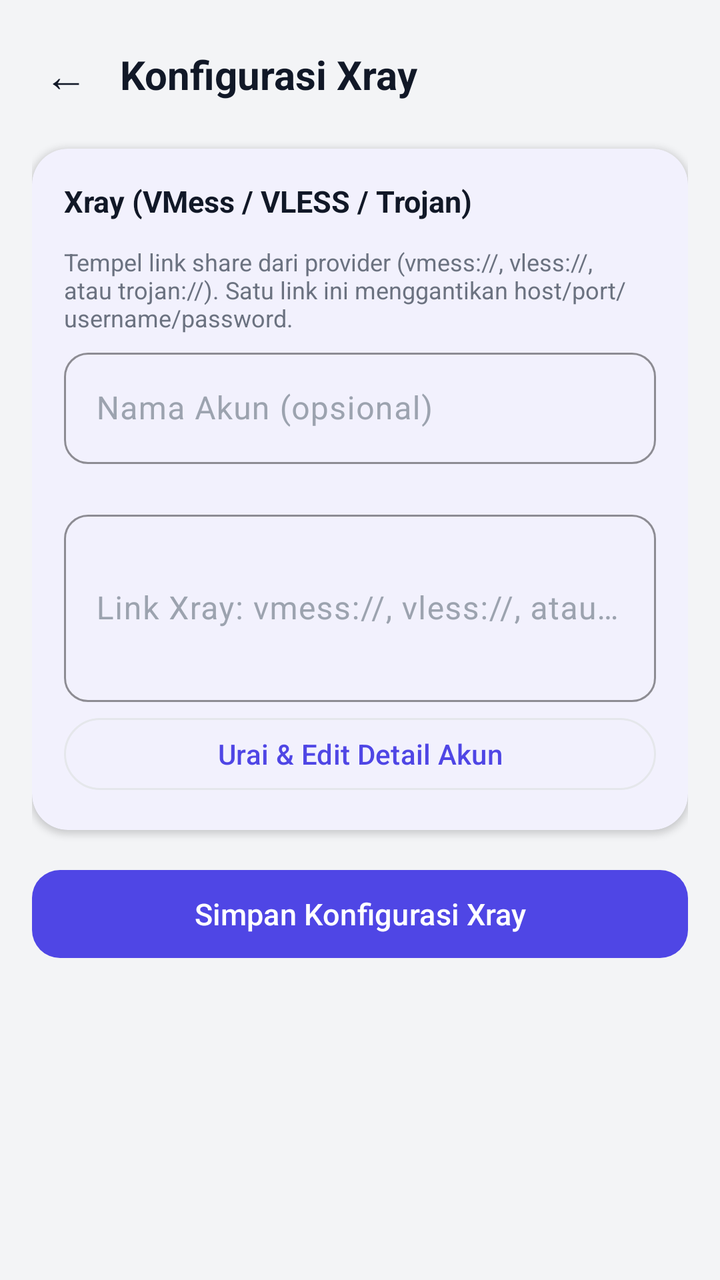
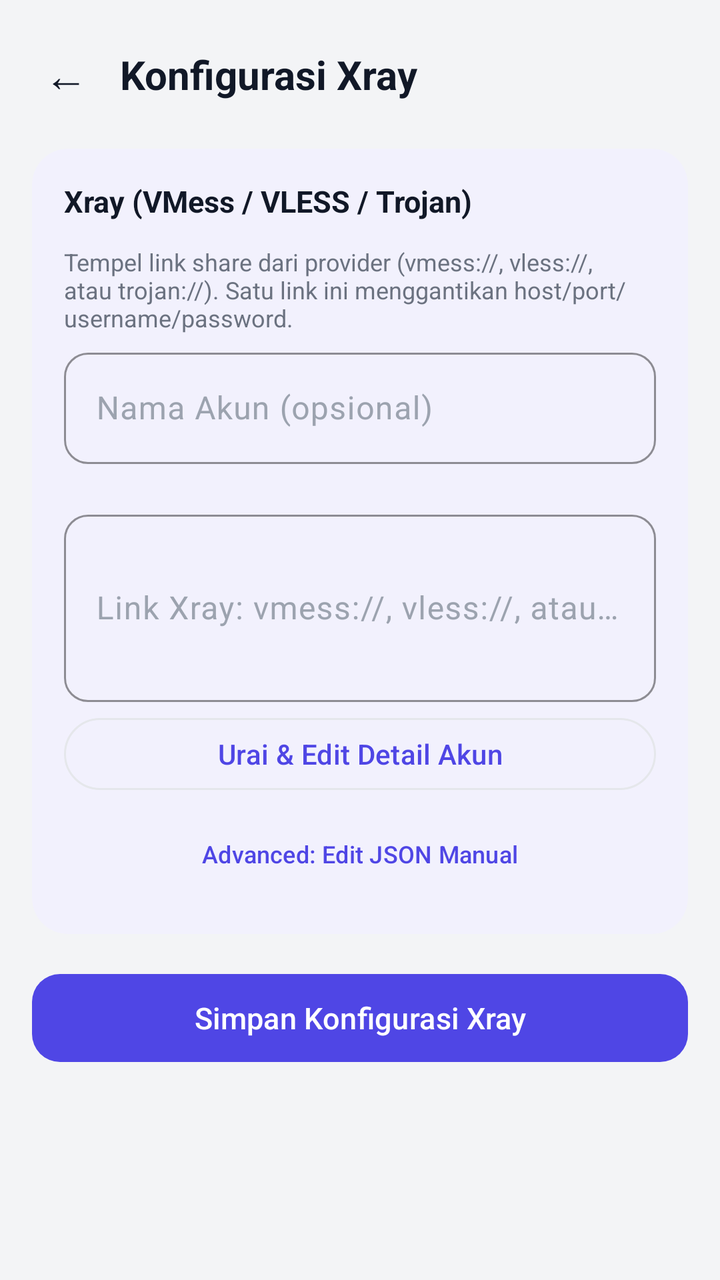

Screens rendered from an Android XML layout before and after an edit, with the pre-edit source and the edit as a unified diff.
<!-- AndroidManifest.xml: application theme Theme.TunnelApp -->
<!-- res/layout/activity_xray_config.xml -->
<?xml version="1.0" encoding="utf-8"?>
<ScrollView xmlns:android="http://schemas.android.com/apk/res/android"
    xmlns:app="http://schemas.android.com/apk/res-auto"
    android:layout_width="match_parent"
    android:layout_height="match_parent"
    android:background="@color/app_background"
    android:fillViewport="true">

    <LinearLayout
        android:layout_width="match_parent"
        android:layout_height="wrap_content"
        android:orientation="vertical"
        android:padding="16dp"
        android:animateLayoutChanges="true">

        
        <LinearLayout
            android:layout_width="match_parent"
            android:layout_height="wrap_content"
            android:orientation="horizontal"
            android:gravity="center_vertical"
            android:layout_marginBottom="16dp">

            <TextView
                android:id="@+id/btnBack"
                android:layout_width="wrap_content"
                android:layout_height="wrap_content"
                android:text="←"
                android:textColor="@color/text_primary"
                android:textSize="22sp"
                android:padding="6dp"
                android:clickable="true"
                android:focusable="true"
                android:background="?attr/selectableItemBackgroundBorderless"
                android:layout_marginEnd="10dp" />

            <TextView
                android:layout_width="wrap_content"
                android:layout_height="wrap_content"
                android:text="Konfigurasi Xray"
                android:textColor="@color/text_primary"
                android:textSize="20sp"
                android:textStyle="bold" />
        </LinearLayout>

        
        <com.google.android.material.card.MaterialCardView
            style="@style/Card.Section"
            android:layout_width="match_parent"
            android:layout_height="wrap_content"
            android:layout_marginBottom="16dp">

            <LinearLayout
                android:layout_width="match_parent"
                android:layout_height="wrap_content"
                android:orientation="vertical">

                <TextView
                    style="@style/SectionTitleText"
                    android:layout_width="wrap_content"
                    android:layout_height="wrap_content"
                    android:text="Xray (VMess / VLESS / Trojan)" />

                <TextView
                    android:layout_width="match_parent"
                    android:layout_height="wrap_content"
                    android:layout_marginBottom="4dp"
                    android:text="Tempel link share dari provider (vmess://, vless://, atau trojan://). Satu link ini menggantikan host/port/username/password."
                    android:textColor="@color/text_secondary"
                    android:textSize="12sp" />

                
                <com.google.android.material.textfield.TextInputLayout
                    android:id="@+id/tilAccountName"
                    style="@style/Field.Outlined"
                    android:layout_width="match_parent"
                    android:layout_height="wrap_content"
                    android:layout_marginTop="0dp"
                    android:layout_marginBottom="10dp"
                    android:hint="Nama Akun (opsional)">

                    <com.google.android.material.textfield.TextInputEditText
                        android:id="@+id/etAccountName"
                        android:layout_width="match_parent"
                        android:layout_height="wrap_content"
                        android:inputType="textCapWords"
                        android:maxLines="1"
                        android:textColor="@color/text_primary"
                        android:textColorHint="@color/text_hint"
                        android:autofillHints="" />
                </com.google.android.material.textfield.TextInputLayout>

                <com.google.android.material.textfield.TextInputLayout
                    android:id="@+id/tilXrayLink"
                    style="@style/Field.Outlined"
                    android:layout_width="match_parent"
                    android:layout_height="wrap_content"
                    android:hint="Link Xray: vmess://, vless://, atau trojan://">

                    <com.google.android.material.textfield.TextInputEditText
                        android:id="@+id/etXrayLink"
                        android:layout_width="match_parent"
                        android:layout_height="wrap_content"
                        android:inputType="textMultiLine|textUri"
                        android:minLines="3"
                        android:textColor="@color/text_primary"
                        android:textColorHint="@color/text_hint"
                        android:autofillHints="" />
                </com.google.android.material.textfield.TextInputLayout>

                <com.google.android.material.button.MaterialButton
                    android:id="@+id/btnParseXray"
                    style="@style/Widget.Material3.Button.OutlinedButton"
                    android:layout_width="match_parent"
                    android:layout_height="44dp"
                    android:layout_marginTop="4dp"
                    android:text="Urai &amp; Edit Detail Akun"
                    android:textAllCaps="false" />

                <TextView
                    android:id="@+id/tvXrayParseError"
                    android:layout_width="match_parent"
                    android:layout_height="wrap_content"
                    android:layout_marginTop="6dp"
                    android:textColor="@color/status_error"
                    android:textSize="12sp"
                    android:visibility="gone" />
            </LinearLayout>
        </com.google.android.material.card.MaterialCardView>

        
        <com.google.android.material.card.MaterialCardView
            android:id="@+id/cardXrayDetails"
            style="@style/Card.Section"
            android:layout_width="match_parent"
            android:layout_height="wrap_content"
            android:layout_marginBottom="16dp"
            android:visibility="gone">

            <LinearLayout
                android:layout_width="match_parent"
                android:layout_height="wrap_content"
                android:orientation="vertical"
                android:animateLayoutChanges="true">

                <TextView
                    style="@style/SectionTitleText"
                    android:layout_width="wrap_content"
                    android:layout_height="wrap_content"
                    android:text="Detail Akun" />

                <TextView
                    android:layout_width="match_parent"
                    android:layout_height="wrap_content"
                    android:layout_marginBottom="4dp"
                    android:text="Ubah data di bawah, lalu tekan Simpan -- link akan disusun ulang otomatis."
                    android:textColor="@color/text_secondary"
                    android:textSize="12sp" />

                <com.google.android.material.textfield.TextInputLayout
                    style="@style/Field.Outlined"
                    android:layout_width="match_parent"
                    android:layout_height="wrap_content"
                    android:hint="Nama akun / remark">

                    <com.google.android.material.textfield.TextInputEditText
                        android:id="@+id/etXrayRemark"
                        android:layout_width="match_parent"
                        android:layout_height="wrap_content"
                        android:inputType="text"
                        android:textColor="@color/text_primary"
                        android:textColorHint="@color/text_hint"
                        android:autofillHints="" />
                </com.google.android.material.textfield.TextInputLayout>

                <com.google.android.material.textfield.TextInputLayout
                    style="@style/Field.Outlined"
                    android:layout_width="match_parent"
                    android:layout_height="wrap_content"
                    android:hint="Host / IP server">

                    <com.google.android.material.textfield.TextInputEditText
                        android:id="@+id/etXrayHost"
                        android:layout_width="match_parent"
                        android:layout_height="wrap_content"
                        android:inputType="textUri"
                        android:textColor="@color/text_primary"
                        android:textColorHint="@color/text_hint"
                        android:autofillHints="" />
                </com.google.android.material.textfield.TextInputLayout>

                <LinearLayout
                    android:layout_width="match_parent"
                    android:layout_height="wrap_content"
                    android:orientation="horizontal">

                    <com.google.android.material.textfield.TextInputLayout
                        style="@style/Field.Outlined"
                        android:layout_width="0dp"
                        android:layout_height="wrap_content"
                        android:layout_weight="1"
                        android:layout_marginEnd="8dp"
                        android:hint="Port">

                        <com.google.android.material.textfield.TextInputEditText
                            android:id="@+id/etXrayPort"
                            android:layout_width="match_parent"
                            android:layout_height="wrap_content"
                            android:inputType="number"
                            android:textColor="@color/text_primary"
                            android:textColorHint="@color/text_hint"
                            android:autofillHints="" />
                    </com.google.android.material.textfield.TextInputLayout>

                    <com.google.android.material.textfield.TextInputLayout
                        style="@style/Field.Outlined"
                        android:layout_width="0dp"
                        android:layout_height="wrap_content"
                        android:layout_weight="2"
                        android:hint="UUID / Password">

                        <com.google.android.material.textfield.TextInputEditText
                            android:id="@+id/etXrayId"
                            android:layout_width="match_parent"
                            android:layout_height="wrap_content"
                            android:inputType="text"
                            android:textColor="@color/text_primary"
                            android:textColorHint="@color/text_hint"
                            android:autofillHints="" />
                    </com.google.android.material.textfield.TextInputLayout>
                </LinearLayout>

                <TextView
                    android:layout_width="wrap_content"
                    android:layout_height="wrap_content"
                    android:text="Jaringan (network)"
                    android:textColor="@color/text_secondary"
                    android:textSize="12sp"
                    android:layout_marginTop="4dp"
                    android:layout_marginBottom="4dp" />

                <com.google.android.material.chip.ChipGroup
                    android:id="@+id/chipGroupXrayNetwork"
                    android:layout_width="match_parent"
                    android:layout_height="wrap_content"
                    app:singleSelection="true"
                    app:selectionRequired="true"
                    app:chipSpacingHorizontal="8dp">

                    <com.google.android.material.chip.Chip
                        android:id="@+id/chipNetTcp"
                        style="@style/Widget.TunnelApp.Chip.Filter"
                        android:layout_width="wrap_content"
                        android:layout_height="wrap_content"
                        android:checked="true"
                        android:text="TCP" />

                    <com.google.android.material.chip.Chip
                        android:id="@+id/chipNetWs"
                        style="@style/Widget.TunnelApp.Chip.Filter"
                        android:layout_width="wrap_content"
                        android:layout_height="wrap_content"
                        android:text="WS" />

                    <com.google.android.material.chip.Chip
                        android:id="@+id/chipNetGrpc"
                        style="@style/Widget.TunnelApp.Chip.Filter"
                        android:layout_width="wrap_content"
                        android:layout_height="wrap_content"
                        android:text="gRPC" />

                    <com.google.android.material.chip.Chip
                        android:id="@+id/chipNetHttpupgrade"
                        style="@style/Widget.TunnelApp.Chip.Filter"
                        android:layout_width="wrap_content"
                        android:layout_height="wrap_content"
                        android:text="HTTPUpgrade" />

                    <com.google.android.material.chip.Chip
                        android:id="@+id/chipNetXhttp"
                        style="@style/Widget.TunnelApp.Chip.Filter"
                        android:layout_width="wrap_content"
                        android:layout_height="wrap_content"
                        android:text="XHTTP" />

                    <com.google.android.material.chip.Chip
                        android:id="@+id/chipNetH2"
                        style="@style/Widget.TunnelApp.Chip.Filter"
                        android:layout_width="wrap_content"
                        android:layout_height="wrap_content"
                        android:text="H2" />

                    <com.google.android.material.chip.Chip
                        android:id="@+id/chipNetKcp"
                        style="@style/Widget.TunnelApp.Chip.Filter"
                        android:layout_width="wrap_content"
                        android:layout_height="wrap_content"
                        android:text="mKCP" />
                </com.google.android.material.chip.ChipGroup>

                <com.google.android.material.textfield.TextInputLayout
                    android:id="@+id/tilXrayPath"
                    style="@style/Field.Outlined"
                    android:layout_width="match_parent"
                    android:layout_height="wrap_content"
                    android:layout_marginTop="8dp"
                    android:hint="Path"
                    android:visibility="gone">

                    <com.google.android.material.textfield.TextInputEditText
                        android:id="@+id/etXrayPath"
                        android:layout_width="match_parent"
                        android:layout_height="wrap_content"
                        android:inputType="text"
                        android:textColor="@color/text_primary"
                        android:textColorHint="@color/text_hint"
                        android:autofillHints="" />
                </com.google.android.material.textfield.TextInputLayout>

                <com.google.android.material.textfield.TextInputLayout
                    android:id="@+id/tilXrayHostHeader"
                    style="@style/Field.Outlined"
                    android:layout_width="match_parent"
                    android:layout_height="wrap_content"
                    android:hint="Host header (kosongkan jika sama dengan host server)"
                    android:visibility="gone">

                    <com.google.android.material.textfield.TextInputEditText
                        android:id="@+id/etXrayHostHeader"
                        android:layout_width="match_parent"
                        android:layout_height="wrap_content"
                        android:inputType="textUri"
                        android:textColor="@color/text_primary"
                        android:textColorHint="@color/text_hint"
                        android:autofillHints="" />
                </com.google.android.material.textfield.TextInputLayout>

                <TextView
                    android:layout_width="wrap_content"
                    android:layout_height="wrap_content"
                    android:text="Keamanan (TLS)"
                    android:textColor="@color/text_secondary"
                    android:textSize="12sp"
                    android:layout_marginTop="4dp"
                    android:layout_marginBottom="4dp" />

                <com.google.android.material.chip.ChipGroup
                    android:id="@+id/chipGroupXrayTls"
                    android:layout_width="match_parent"
                    android:layout_height="wrap_content"
                    app:singleSelection="true"
                    app:selectionRequired="true"
                    app:chipSpacingHorizontal="8dp">

                    <com.google.android.material.chip.Chip
                        android:id="@+id/chipXrayTlsNone"
                        style="@style/Widget.TunnelApp.Chip.Filter"
                        android:layout_width="wrap_content"
                        android:layout_height="wrap_content"
                        android:checked="true"
                        android:text="None" />

                    <com.google.android.material.chip.Chip
                        android:id="@+id/chipXrayTlsTls"
                        style="@style/Widget.TunnelApp.Chip.Filter"
                        android:layout_width="wrap_content"
                        android:layout_height="wrap_content"
                        android:text="TLS" />

                    <com.google.android.material.chip.Chip
                        android:id="@+id/chipXrayTlsReality"
                        style="@style/Widget.TunnelApp.Chip.Filter"
                        android:layout_width="wrap_content"
                        android:layout_height="wrap_content"
                        android:text="Reality" />
                </com.google.android.material.chip.ChipGroup>

                <com.google.android.material.textfield.TextInputLayout
                    android:id="@+id/tilXraySni"
                    style="@style/Field.Outlined"
                    android:layout_width="match_parent"
                    android:layout_height="wrap_content"
                    android:layout_marginTop="8dp"
                    android:hint="SNI (kosongkan jika sama dengan host server)"
                    android:visibility="gone">

                    <com.google.android.material.textfield.TextInputEditText
                        android:id="@+id/etXraySni"
                        android:layout_width="match_parent"
                        android:layout_height="wrap_content"
                        android:inputType="textUri"
                        android:textColor="@color/text_primary"
                        android:textColorHint="@color/text_hint"
                        android:autofillHints="" />
                </com.google.android.material.textfield.TextInputLayout>

                
                <TextView
                    android:id="@+id/tvXrayFingerprintLabel"
                    android:layout_width="wrap_content"
                    android:layout_height="wrap_content"
                    android:text="Fingerprint (uTLS)"
                    android:textColor="@color/text_secondary"
                    android:textSize="12sp"
                    android:layout_marginTop="8dp"
                    android:layout_marginBottom="4dp"
                    android:visibility="gone" />

                <com.google.android.material.chip.ChipGroup
                    android:id="@+id/chipGroupXrayFingerprint"
                    android:layout_width="match_parent"
                    android:layout_height="wrap_content"
                    android:visibility="gone"
                    app:singleSelection="true"
                    app:selectionRequired="true"
                    app:chipSpacingHorizontal="8dp">

                    <com.google.android.material.chip.Chip
                        android:id="@+id/chipFpChrome"
                        style="@style/Widget.TunnelApp.Chip.Filter"
                        android:layout_width="wrap_content"
                        android:layout_height="wrap_content"
                        android:checked="true"
                        android:text="Chrome" />

                    <com.google.android.material.chip.Chip
                        android:id="@+id/chipFpFirefox"
                        style="@style/Widget.TunnelApp.Chip.Filter"
                        android:layout_width="wrap_content"
                        android:layout_height="wrap_content"
                        android:text="Firefox" />

                    <com.google.android.material.chip.Chip
                        android:id="@+id/chipFpSafari"
                        style="@style/Widget.TunnelApp.Chip.Filter"
                        android:layout_width="wrap_content"
                        android:layout_height="wrap_content"
                        android:text="Safari" />

                    <com.google.android.material.chip.Chip
                        android:id="@+id/chipFpIos"
                        style="@style/Widget.TunnelApp.Chip.Filter"
                        android:layout_width="wrap_content"
                        android:layout_height="wrap_content"
                        android:text="iOS" />

                    <com.google.android.material.chip.Chip
                        android:id="@+id/chipFpAndroid"
                        style="@style/Widget.TunnelApp.Chip.Filter"
                        android:layout_width="wrap_content"
                        android:layout_height="wrap_content"
                        android:text="Android" />

                    <com.google.android.material.chip.Chip
                        android:id="@+id/chipFpEdge"
                        style="@style/Widget.TunnelApp.Chip.Filter"
                        android:layout_width="wrap_content"
                        android:layout_height="wrap_content"
                        android:text="Edge" />

                    <com.google.android.material.chip.Chip
                        android:id="@+id/chipFpRandom"
                        style="@style/Widget.TunnelApp.Chip.Filter"
                        android:layout_width="wrap_content"
                        android:layout_height="wrap_content"
                        android:text="Random" />
                </com.google.android.material.chip.ChipGroup>

                <com.google.android.material.textfield.TextInputLayout
                    android:id="@+id/tilXrayFlow"
                    style="@style/Field.Outlined"
                    android:layout_width="match_parent"
                    android:layout_height="wrap_content"
                    android:hint="Flow (contoh: xtls-rprx-vision, opsional)"
                    android:visibility="gone">

                    <com.google.android.material.textfield.TextInputEditText
                        android:id="@+id/etXrayFlow"
                        android:layout_width="match_parent"
                        android:layout_height="wrap_content"
                        android:inputType="text"
                        android:textColor="@color/text_primary"
                        android:textColorHint="@color/text_hint"
                        android:autofillHints="" />
                </com.google.android.material.textfield.TextInputLayout>

                <LinearLayout
                    android:id="@+id/containerXrayReality"
                    android:layout_width="match_parent"
                    android:layout_height="wrap_content"
                    android:orientation="vertical"
                    android:visibility="gone">

                    <com.google.android.material.textfield.TextInputLayout
                        style="@style/Field.Outlined"
                        android:layout_width="match_parent"
                        android:layout_height="wrap_content"
                        android:hint="Reality Public Key (pbk)">

                        <com.google.android.material.textfield.TextInputEditText
                            android:id="@+id/etXrayRealityPbk"
                            android:layout_width="match_parent"
                            android:layout_height="wrap_content"
                            android:inputType="text"
                            android:textColor="@color/text_primary"
                            android:textColorHint="@color/text_hint"
                            android:autofillHints="" />
                    </com.google.android.material.textfield.TextInputLayout>

                    <com.google.android.material.textfield.TextInputLayout
                        style="@style/Field.Outlined"
                        android:layout_width="match_parent"
                        android:layout_height="wrap_content"
                        android:hint="Reality Short ID (sid, opsional)">

                        <com.google.android.material.textfield.TextInputEditText
                            android:id="@+id/etXrayRealitySid"
                            android:layout_width="match_parent"
                            android:layout_height="wrap_content"
                            android:inputType="text"
                            android:textColor="@color/text_primary"
                            android:textColorHint="@color/text_hint"
                            android:autofillHints="" />
                    </com.google.android.material.textfield.TextInputLayout>
                </LinearLayout>

                <com.google.android.material.chip.ChipGroup
                    android:id="@+id/chipGroupXrayInsecure"
                    android:layout_width="match_parent"
                    android:layout_height="wrap_content"
                    android:visibility="gone"
                    app:singleSelection="false"
                    app:selectionRequired="false">

                    <com.google.android.material.chip.Chip
                        android:id="@+id/chipXrayAllowInsecure"
                        style="@style/Widget.TunnelApp.Chip.Filter"
                        android:layout_width="wrap_content"
                        android:layout_height="wrap_content"
                        android:text="Lewati verifikasi sertifikat (allowInsecure)" />
                </com.google.android.material.chip.ChipGroup>
            </LinearLayout>
        </com.google.android.material.card.MaterialCardView>

        <com.google.android.material.button.MaterialButton
            android:id="@+id/btnSaveXray"
            style="@style/Button.Primary"
            android:layout_width="match_parent"
            android:layout_height="52dp"
            android:layout_marginBottom="8dp"
            android:text="Simpan Konfigurasi Xray"
            android:textAllCaps="false"
            android:textSize="15sp" />

    </LinearLayout>
</ScrollView>
<!-- resources referenced by this layout -->
<resources>
  <color name="app_background">#F3F4F6</color>
  <color name="status_error">#DC2626</color>
  <color name="text_hint">#9CA3AF</color>
  <color name="text_primary">#111827</color>
  <color name="text_secondary">#6B7280</color>
  <style name="Button.Primary" parent="Widget.Material3.Button">
          <item name="cornerRadius">14dp</item>
          <item name="backgroundTint">@color/brand_primary</item>
      </style>
  <style name="Card.Section" parent="Widget.Material3.CardView.Elevated">
          <item name="cardCornerRadius">18dp</item>
          <item name="cardElevation">2dp</item>
          <item name="contentPadding">16dp</item>
          <item name="cardBackgroundColor">@color/card_background</item>
          <item name="strokeWidth">0dp</item>
      </style>
  <style name="Field.Outlined" parent="Widget.Material3.TextInputLayout.OutlinedBox">
          <item name="boxCornerRadiusTopStart">12dp</item>
          <item name="boxCornerRadiusTopEnd">12dp</item>
          <item name="boxCornerRadiusBottomStart">12dp</item>
          <item name="boxCornerRadiusBottomEnd">12dp</item>
          <item name="android:layout_marginTop">10dp</item>
          
          <item name="hintTextColor">@color/text_secondary</item>
          <item name="android:textColorHint">@color/text_hint</item>
          <item name="boxStrokeColor">@color/brand_primary</item>
          <item name="boxStrokeErrorColor">@color/status_error</item>
          <item name="placeholderTextColor">@color/text_hint</item>
      </style>
  <style name="SectionTitleText">
          <item name="android:textColor">@color/text_primary</item>
          <item name="android:textStyle">bold</item>
          <item name="android:textSize">15sp</item>
          <item name="android:layout_marginBottom">12dp</item>
      </style>
  <style name="Widget.TunnelApp.Chip.Filter" parent="Widget.Material3.Chip.Filter">
          <item name="android:textColor">@color/chip_text_color</item>
          <item name="chipBackgroundColor">@color/chip_background_color</item>
          <item name="chipStrokeColor">@color/divider</item>
          <item name="chipStrokeWidth">1dp</item>
      </style>
  <style name="Theme.TunnelApp" parent="Theme.Material3.DayNight.NoActionBar">
          <item name="colorPrimary">@color/brand_primary</item>
          <item name="colorPrimaryDark">@color/brand_primary_dark</item>
          <item name="colorOnPrimary">@color/brand_on_primary</item>
          <item name="colorSecondary">@color/brand_secondary</item>
          <item name="colorSurface">@color/card_background</item>
          
          <item name="colorOnSurface">@color/text_primary</item>
          <item name="colorOnSurfaceVariant">@color/text_secondary</item>
          <item name="colorOutline">@color/divider</item>
          <item name="android:colorBackground">@color/app_background</item>
          <item name="android:statusBarColor">@color/brand_primary_dark</item>
          <item name="android:windowLightStatusBar">false</item>
      </style>
  <color name="brand_primary">#4F46E5</color>
  <color name="card_background">#FFFFFF</color>
  <color name="divider">#E5E7EB</color>
  <color name="brand_primary_dark">#4338CA</color>
  <color name="brand_on_primary">#FFFFFF</color>
  <color name="brand_secondary">#0EA5A4</color>
</resources>

<!-- the commit's change to res/layout/activity_xray_config.xml (unified diff, before → after) -->
@@ -117,6 +117,17 @@
                     android:text="Urai &amp; Edit Detail Akun"
                     android:textAllCaps="false" />
 
+                
+                <com.google.android.material.button.MaterialButton
+                    android:id="@+id/btnRawJsonEditor"
+                    style="@style/Widget.Material3.Button.TextButton"
+                    android:layout_width="match_parent"
+                    android:layout_height="wrap_content"
+                    android:layout_marginTop="4dp"
+                    android:text="Advanced: Edit JSON Manual"
+                    android:textAllCaps="false"
+                    android:textSize="12sp" />
+
                 <TextView
                     android:id="@+id/tvXrayParseError"
                     android:layout_width="match_parent"
